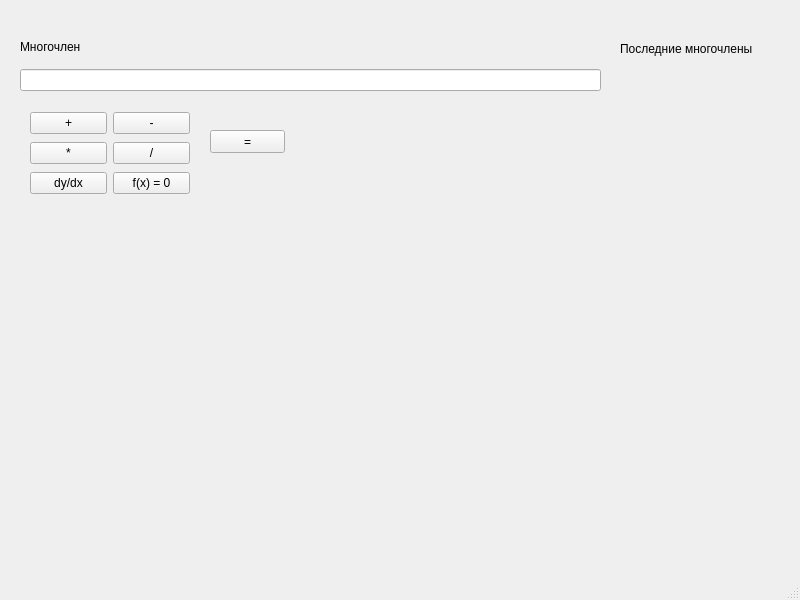
The window that untitled.ui (NOTfedos/PolyNUM) describes before a commit, drawn with Qt 5.
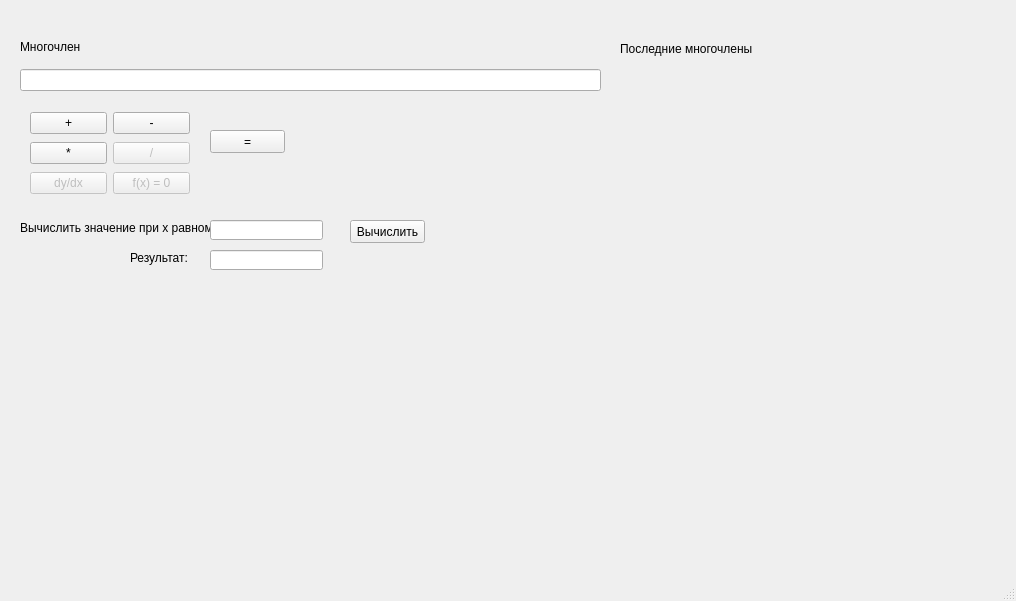
The same window after the commit.

What changed in the file:
```diff
--- a/untitled.ui
+++ b/untitled.ui
@@ -6,8 +6,8 @@
    <rect>
     <x>0</x>
     <y>0</y>
-    <width>800</width>
-    <height>600</height>
+    <width>1016</width>
+    <height>601</height>
    </rect>
   </property>
   <property name="windowTitle">
@@ -75,9 +75,15 @@
        </item>
        <item>
         <widget class="QPushButton" name="btn_div">
+         <property name="enabled">
+          <bool>false</bool>
+         </property>
          <property name="text">
           <string>/</string>
          </property>
+         <property name="checkable">
+          <bool>false</bool>
+         </property>
         </widget>
        </item>
       </layout>
@@ -86,13 +92,22 @@
       <layout class="QHBoxLayout" name="horizontalLayout_3">
        <item>
         <widget class="QPushButton" name="btn_dxdy">
+         <property name="enabled">
+          <bool>false</bool>
+         </property>
          <property name="text">
           <string>dy/dx</string>
          </property>
+         <property name="checkable">
+          <bool>true</bool>
+         </property>
         </widget>
        </item>
        <item>
         <widget class="QPushButton" name="btn_solve">
+         <property name="enabled">
+          <bool>false</bool>
+         </property>
          <property name="text">
           <string>f(x) = 0</string>
          </property>
@@ -120,7 +135,7 @@
      <rect>
       <x>620</x>
       <y>30</y>
-      <width>160</width>
+      <width>361</width>
       <height>80</height>
      </rect>
     </property>
@@ -141,6 +156,68 @@
      </item>
     </layout>
    </widget>
+   <widget class="QLabel" name="label_3">
+    <property name="geometry">
+     <rect>
+      <x>20</x>
+      <y>220</y>
+      <width>191</width>
+      <height>16</height>
+     </rect>
+    </property>
+    <property name="text">
+     <string>Вычислить значение при x равном</string>
+    </property>
+   </widget>
+   <widget class="QLineEdit" name="edtXValue">
+    <property name="geometry">
+     <rect>
+      <x>210</x>
+      <y>220</y>
+      <width>113</width>
+      <height>20</height>
+     </rect>
+    </property>
+   </widget>
+   <widget class="QLabel" name="label_4">
+    <property name="geometry">
+     <rect>
+      <x>130</x>
+      <y>250</y>
+      <width>61</width>
+      <height>16</height>
+     </rect>
+    </property>
+    <property name="text">
+     <string>Результат:</string>
+    </property>
+   </widget>
+   <widget class="QLineEdit" name="edtXResult">
+    <property name="geometry">
+     <rect>
+      <x>210</x>
+      <y>250</y>
+      <width>113</width>
+      <height>20</height>
+     </rect>
+    </property>
+    <property name="readOnly">
+     <bool>true</bool>
+    </property>
+   </widget>
+   <widget class="QPushButton" name="btn_calculate">
+    <property name="geometry">
+     <rect>
+      <x>350</x>
+      <y>220</y>
+      <width>75</width>
+      <height>23</height>
+     </rect>
+    </property>
+    <property name="text">
+     <string>Вычислить</string>
+    </property>
+   </widget>
   </widget>
   <widget class="QMenuBar" name="menubar">
    <property name="geometry">
```
Left out of the diff: 16 changed lines with no effect on the pictures.
